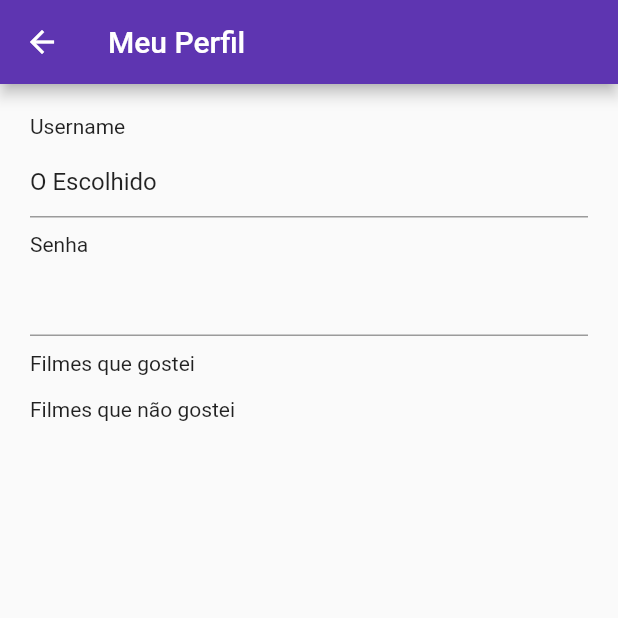
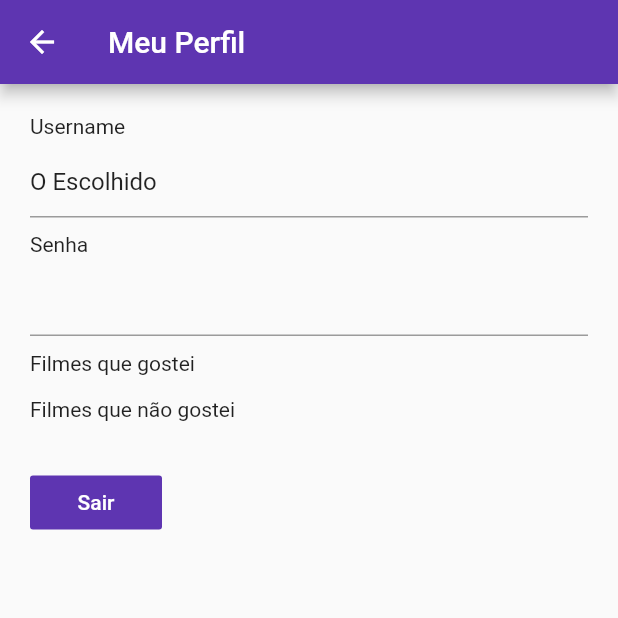
Before and after one commit to vsmmart/Cinemateca, a Flutter app: the TelaPerfil screen opened by its route, on a phone screen of 412 x 824 dp, the top half of it. Run offline on Flutter 3.47's test engine with Material 2 defaults, Android fonts, the phone set to English and light mode, and no system bars; our stand-ins replace cloud_firestore; accounts and stored records are empty.

Commit message:
Implementado o básico da tela

```diff
--- a/lib/widget_tela_perfil.dart
+++ b/lib/widget_tela_perfil.dart
@@ -47,6 +47,13 @@ class _TelaPerfilState extends State<TelaPerfil> {
               Text('Filmes que não gostei'),
               SizedBox(height:5),
               Container(),
+              SizedBox(height: 25),
+              FlatButton(
+                color: Colors.deepPurple[600],
+                onPressed: (){
+                Navigator.pop(context);
+              } , child: Text('Sair',style: TextStyle(color:Colors.white),
+               ),),
 
 
 
```
